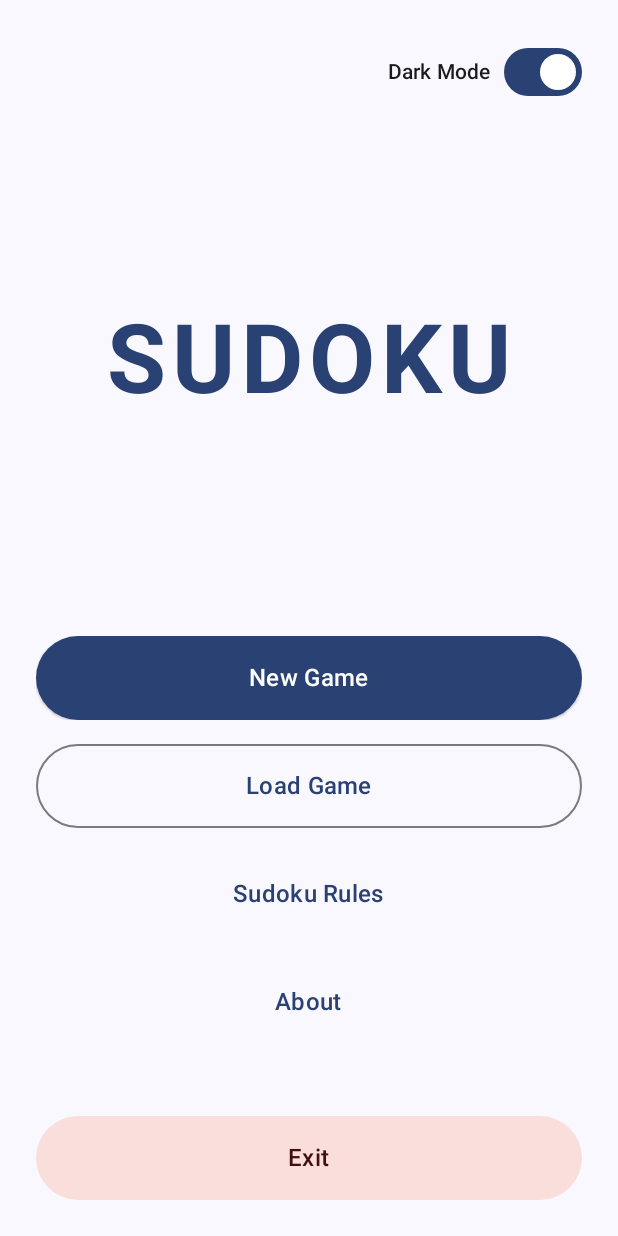
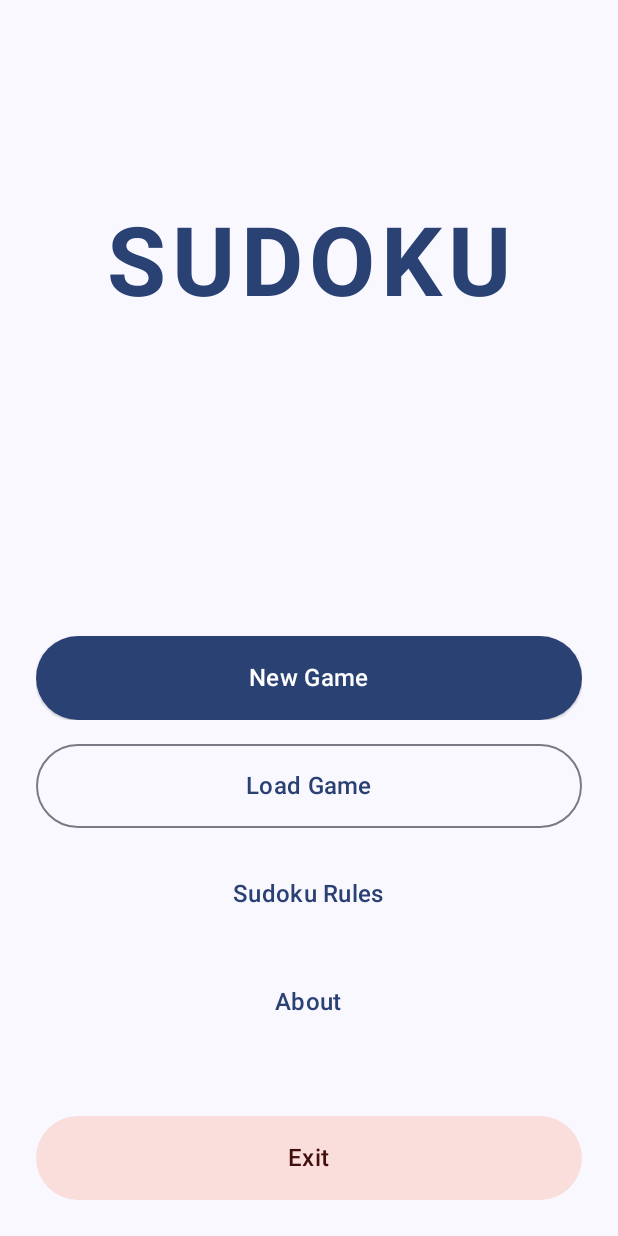
Before and after one commit to AndreasY12/SudokuAndroid, an Android app built with Jetpack Compose: the screen it shows after launch (MainActivity), on a phone screen of 412 x 824 dp. Run offline under Robolectric (Android 15) with nearby library versions, the phone set to English and light mode, and no system bars.

Commit message:
Removed the dark mode theme toggle.

```diff
--- a/app/src/main/java/com/example/sudokunew/StartScreen.kt
+++ b/app/src/main/java/com/example/sudokunew/StartScreen.kt
@@ -9,25 +9,19 @@ import androidx.compose.animation.fadeIn
 import androidx.compose.animation.slideInVertically
 import androidx.compose.foundation.layout.Arrangement
 import androidx.compose.foundation.layout.Column
-import androidx.compose.foundation.layout.Row
 import androidx.compose.foundation.layout.Spacer
 import androidx.compose.foundation.layout.fillMaxSize
 import androidx.compose.foundation.layout.fillMaxWidth
 import androidx.compose.foundation.layout.height
 import androidx.compose.foundation.layout.padding
-import androidx.compose.foundation.layout.size
 import androidx.compose.foundation.rememberScrollState
 import androidx.compose.foundation.shape.RoundedCornerShape
 import androidx.compose.foundation.verticalScroll
-import androidx.compose.material.icons.Icons
-import androidx.compose.material.icons.filled.DarkMode
-import androidx.compose.material.icons.filled.LightMode
 import androidx.compose.material3.AlertDialog
 import androidx.compose.material3.Button
 import androidx.compose.material3.ButtonDefaults
 import androidx.compose.material3.ElevatedButton
 import androidx.compose.material3.FilledTonalButton
-import androidx.compose.material3.Icon
 import androidx.compose.material3.MaterialTheme
 import androidx.compose.material3.OutlinedButton
 import androidx.compose.material3.Scaffold
@@ -35,8 +29,6 @@ import androidx.compose.material3.SnackbarDuration
 import androidx.compose.material3.SnackbarHost
 import androidx.compose.material3.SnackbarHostState
 import androidx.compose.material3.Surface
-import androidx.compose.material3.Switch
-import androidx.compose.material3.SwitchDefaults
 import androidx.compose.material3.Text
 import androidx.compose.material3.TextButton
 import androidx.compose.runtime.Composable
@@ -59,7 +51,6 @@ import kotlinx.coroutines.delay
 @SuppressLint("UnusedMaterial3ScaffoldPaddingParameter")
 @Composable
 fun StartScreen(
-    isDarkMode: Boolean = true,
     navController: NavHostController,
     gameJustSaved: Boolean = false,
     onNewGameStart: (Difficulty) -> Unit
@@ -103,13 +94,6 @@ fun StartScreen(
                 horizontalAlignment = Alignment.CenterHorizontally
             ) {
 
-                ThemeSwitcher(
-                    isDarkMode = isDarkMode,
-                    onThemeChange = {
-                        // TODO: Handle theme change
-                    }
-                )
-
 
                 Spacer(modifier = Modifier.height(32.dp))
 
@@ -151,37 +135,6 @@ fun StartScreen(
     }
 }
 
-
-@Composable
-fun ThemeSwitcher(
-    isDarkMode: Boolean,
-    onThemeChange: (Boolean) -> Unit,
-    modifier: Modifier = Modifier
-) {
-    Row(
-        modifier = modifier.fillMaxWidth(),
-        horizontalArrangement = Arrangement.End,
-        verticalAlignment = Alignment.CenterVertically
-    ) {
-        Text(
-            text = if (isDarkMode) "Dark Mode" else "Light Mode",
-            style = MaterialTheme.typography.labelLarge,
-            color = MaterialTheme.colorScheme.onBackground,
-            modifier = Modifier.padding(end = 8.dp)
-        )
-        Switch(
-            checked = isDarkMode,
-            onCheckedChange = onThemeChange,
-            thumbContent = {
-                Icon(
-                    imageVector = if (isDarkMode) Icons.Filled.DarkMode else Icons.Filled.LightMode,
-                    contentDescription = if (isDarkMode) "Dark Mode" else "Light Mode",
-                    modifier = Modifier.size(SwitchDefaults.IconSize)
-                )
-            }
-        )
-    }
-}
 
 @Composable
 fun Logo() {
--- a/app/src/main/java/com/example/sudokunew/ui/theme/Theme.kt
+++ b/app/src/main/java/com/example/sudokunew/ui/theme/Theme.kt
@@ -1,6 +1,5 @@
 package com.example.sudokunew.ui.theme
 
-import android.app.Activity
 import android.os.Build
 import androidx.compose.foundation.isSystemInDarkTheme
 import androidx.compose.material3.MaterialTheme
```
